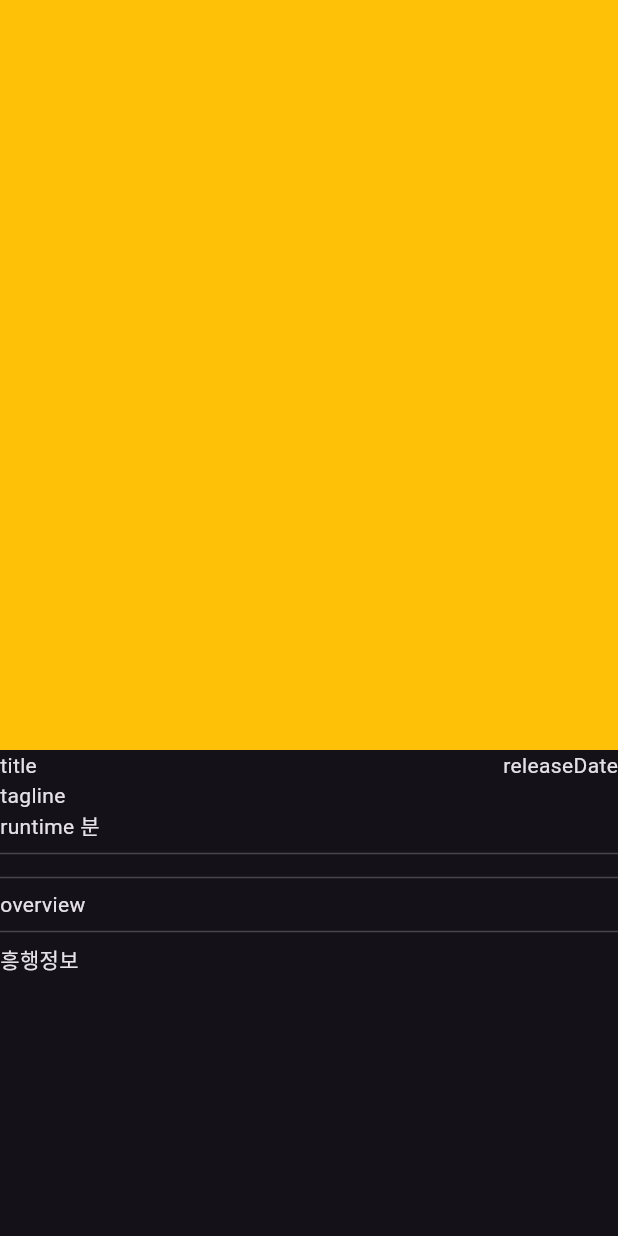
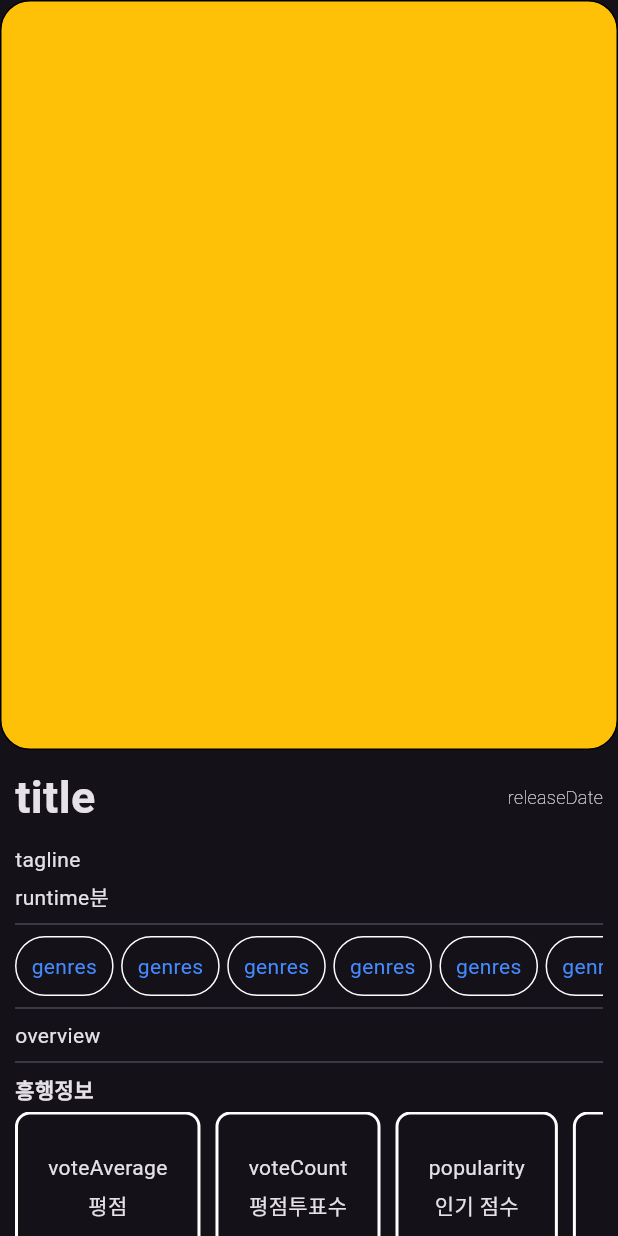
Before and after one commit to hayanmini/solo_proj_movie_info_app, a Flutter app: the MovieDetailPage screen opened directly, on a phone screen of 412 x 824 dp. Run offline on Flutter 3.47's test engine with Material 3 defaults, Android fonts, the phone set to English and light mode, and no system bars; our stand-ins replace flutter_riverpod.

Commit message:
Movie Detail 페이지 UI 구현 완료

```diff
--- a/lib/features/movie_info/presentation/widgets/movie_detail_info.dart
+++ b/lib/features/movie_info/presentation/widgets/movie_detail_info.dart
@@ -13,37 +13,160 @@ class _MovieDetailInfoState extends State<MovieDetailInfo> {
     return Column(
       crossAxisAlignment: CrossAxisAlignment.start,
       children: [
-        // 흥행 정보 - 평점 평점투표수 인기점수 예산 수익
-        // final double voteAverage;
-        // final int voteCount;
-        // final double popularity;
-        // final int budget;
-        // final int revenue;
-        Container(width: double.infinity, height: 500, color: Colors.amber),
-        Row(children: [Text("title"), Spacer(), Text("releaseDate")]),
+        // 영화 포스터
+        Container(
+          width: double.infinity,
+          height: 500,
+          decoration: BoxDecoration(
+            border: Border.all(),
+            borderRadius: BorderRadius.circular(20),
+            color: Colors.amber,
+          ),
+        ),
+
+        Padding(
+          padding: const EdgeInsets.all(10),
+          child: Column(
+            crossAxisAlignment: CrossAxisAlignment.start,
+            children: [
+              // 메인 정보 - 제목, 개봉일
+              Row(
+                children: [
+                  Text(
+                    "title",
+                    style: TextStyle(fontWeight: FontWeight.bold, fontSize: 30),
+                  ),
+                  Spacer(),
+                  Center(
+                    child: Text(
+                      "releaseDate",
+                      style: TextStyle(
+                        fontWeight: FontWeight.w100,
+                        fontSize: 12,
+                      ),
+                    ),
+                  ),
+                ],
+              ),
+              SizedBox(height: 10),
+
+              // 한줄 소개
               Text("tagline"),
-        Text("runtime 분"),
+              SizedBox(height: 4),
+
+              // 러닝타임
+              Text("runtime분"),
               Divider(),
+
               // 장르 태그
+              _infoGenres("genres"),
               Divider(),
+
+              // 줄거리
               Text("overview"),
               Divider(),
-        Text("흥행정보"),
-        // ListView.builder(
-        //   itemCount: 5,
-        //   itemBuilder: (context, index) {
-        //     return Container(
-        //       height: 100,
-        //       decoration: BoxDecoration(
-        //         color: Colors.amberAccent,
-        //         borderRadius: BorderRadius.circular(10),
-        //       ),
-        //       child: Column(children: [Text("info"), Text("평점")]),
-        //     );
-        //   },
-        // ),
+
+              // 흥행정보
+              Text("흥행정보", style: TextStyle(fontWeight: FontWeight.bold)),
+              SizedBox(height: 5),
+              SizedBox(
+                height: 100,
+                child: ListView.builder(
+                  // padding: const EdgeInsets.all(5),
+                  scrollDirection: Axis.horizontal,
+                  itemCount: 5,
+                  itemBuilder: (context, index) {
+                    return _InfoDetail(
+                      value: [
+                        "voteAverage",
+                        "voteCount",
+                        "popularity",
+                        "budget",
+                        "revenue",
+                      ][index],
+                      title: ["평점", "평점투표수", "인기 점수", "예산", "수익"][index],
+                    );
+                  },
+                ),
+              ),
+              SizedBox(height: 15),
+
               // 회사 로고 productionCompanyLogos
+              SizedBox(
+                height: 100,
+                child: ListView.separated(
+                  scrollDirection: Axis.horizontal,
+                  itemCount: 3,
+                  itemBuilder: (context, index) {
+                    return Container(
+                      width: 150,
+                      height: 80,
+                      color: Color(0xE60000FF),
+                    );
+                  },
+                  separatorBuilder: (context, index) {
+                    return SizedBox(width: 10);
+                  },
+                ),
+              ),
+              SizedBox(height: 20),
+            ],
+          ),
+        ),
       ],
     );
   }
+
+  // 장르 태그
+  SizedBox _infoGenres(dynamic genres) {
+    return SizedBox(
+      height: 40,
+      child: ListView.separated(
+        scrollDirection: Axis.horizontal,
+        itemCount: genres.length,
+        itemBuilder: (context, index) {
+          return Container(
+            padding: EdgeInsets.symmetric(horizontal: 10),
+            alignment: Alignment.center,
+            decoration: BoxDecoration(
+              borderRadius: BorderRadius.circular(20),
+              border: Border.all(color: Colors.white, width: 1),
+            ),
+            child: Text(genres, style: TextStyle(color: Colors.blueAccent)),
+          );
+        },
+        separatorBuilder: (context, index) {
+          return SizedBox(width: 5);
+        },
+      ),
+    );
   }
+}
+
+// 흥행정보
+class _InfoDetail extends StatelessWidget {
+  final String title;
+  final String value;
+
+  const _InfoDetail({required this.title, required this.value});
+
+  @override
+  Widget build(BuildContext context) {
+    return Padding(
+      padding: const EdgeInsets.only(right: 10),
+      child: Container(
+        padding: EdgeInsets.symmetric(horizontal: 20),
+        height: 50,
+        decoration: BoxDecoration(
+          color: Colors.transparent,
+          borderRadius: BorderRadius.circular(10),
+          border: Border.all(color: Colors.white, width: 2),
+        ),
+        child: Column(
+          mainAxisAlignment: MainAxisAlignment.center,
+          children: [Text(value), SizedBox(height: 5), Text(title)],
+        ),
+      ),
+    );
+  }
+}
```
Lines whose indentation alone changed are shown as unchanged.
